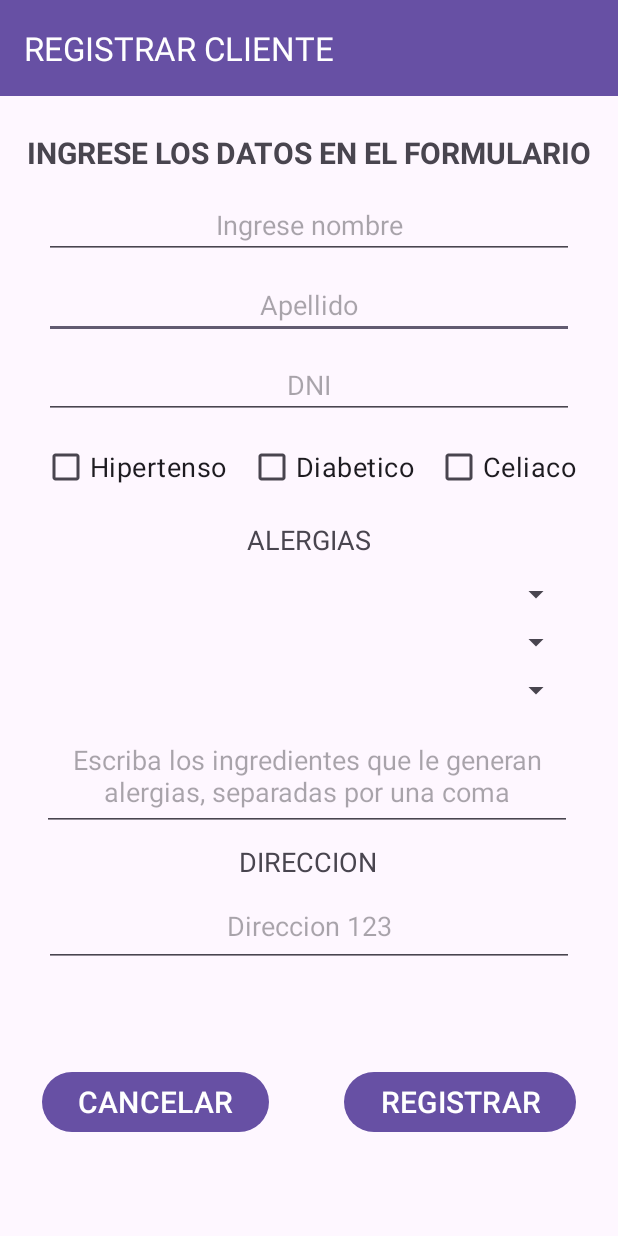
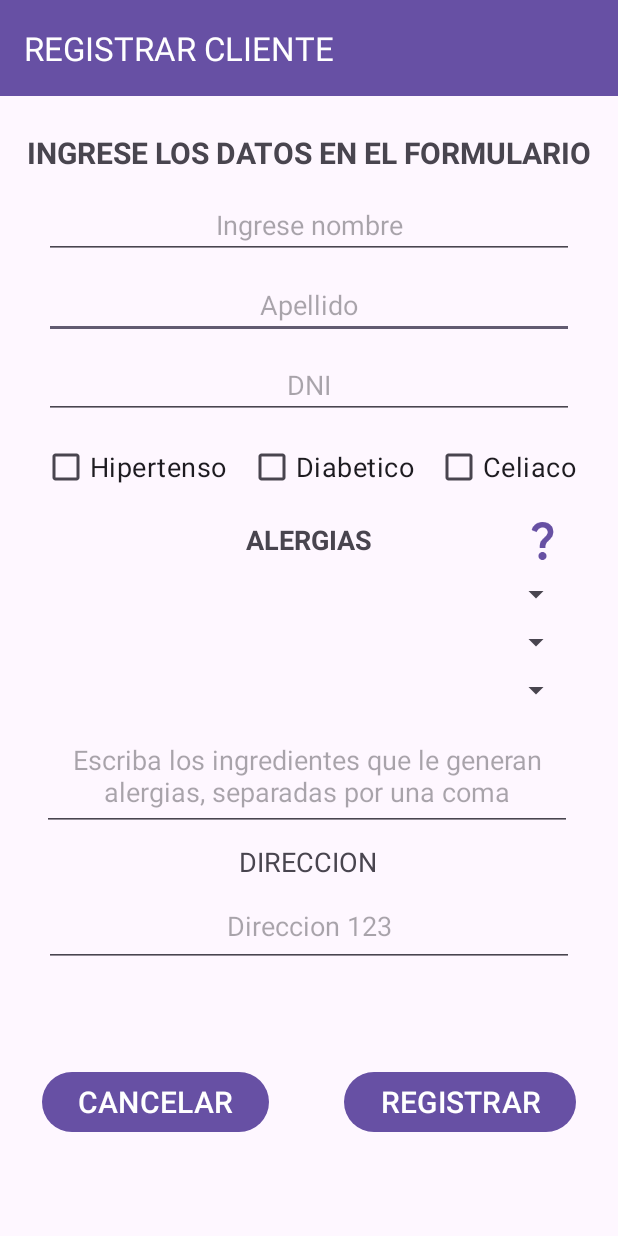
Before and after one commit to Alan-Vaca/TP7_SANAMENTE, an Android app: the Registrar_Cliente screen opened directly, with no data from a screen before it, on a phone screen of 412 x 824 dp. Run offline under Robolectric (Android 15) with nearby library versions, the phone set to English and light mode, and no system bars.

Commit message:
Notificacion de alergias

```diff
--- a/app/src/main/res/layout/activity_dialog_confirm.xml
+++ b/app/src/main/res/layout/activity_dialog_confirm.xml
@@ -7,7 +7,7 @@
     <EditText
         android:id="@+id/editTextMensaje"
         android:layout_width="match_parent"
-        android:layout_height="100dp"
+        android:layout_height="350dp"
         android:editable="false"
         android:enabled="false"
         android:gravity="center_horizontal|center_vertical"
--- a/app/src/main/res/layout/activity_dialog_notificaciones.xml
+++ b/app/src/main/res/layout/activity_dialog_notificaciones.xml
@@ -14,7 +14,7 @@
     <EditText
         android:id="@+id/editTextNotificaciones"
         android:layout_width="358dp"
-        android:layout_height="293dp"
+        android:layout_height="430dp"
         android:layout_gravity="center|center_horizontal|center_vertical"
         android:layout_margin="25dp"
         android:editable="false"
--- a/app/src/main/res/layout/activity_registrar_cliente.xml
+++ b/app/src/main/res/layout/activity_registrar_cliente.xml
@@ -177,6 +177,7 @@
         android:layout_marginTop="12dp"
         android:text="@string/tv_alergias"
         android:textSize="18sp"
+        android:textStyle="bold"
         app:layout_constraintEnd_toEndOf="parent"
         app:layout_constraintStart_toStartOf="parent"
         app:layout_constraintTop_toBottomOf="@+id/r_cb_diabetico" />
@@ -223,4 +224,15 @@
         app:layout_constraintStart_toStartOf="parent"
         app:layout_constraintTop_toBottomOf="@+id/alergiasTipo2" />
 
+    <ImageView
+        android:id="@+id/imageView10"
+        android:layout_width="42dp"
+        android:layout_height="32dp"
+        android:layout_marginStart="92dp"
+        android:layout_marginBottom="8dp"
+        android:onClick="ConsultaAlergias"
+        app:layout_constraintBottom_toTopOf="@+id/alergiasTipo1"
+        app:layout_constraintStart_toEndOf="@+id/fc_tv_contiene"
+        app:srcCompat="@drawable/baseline_question_mark_24" />
+
 </androidx.constraintlayout.widget.ConstraintLayout>
```
Also changed, not shown: app/src/main/java/com/example/tp7_sanamente/Modificar_Usuario.java (+29 -0 lines), app/src/main/java/com/example/tp7_sanamente/Registrar_Cliente.java (+31 -0 lines), app/src/main/res/layout/activity_modificar_usuario.xml (+4 -3 lines).
